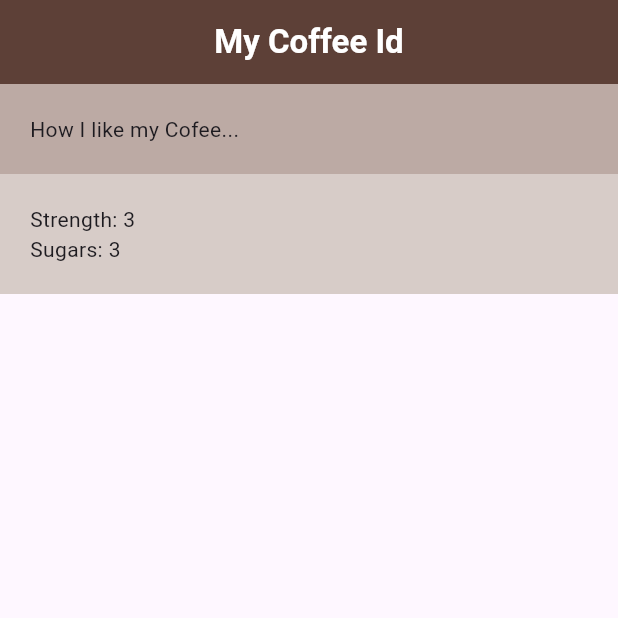
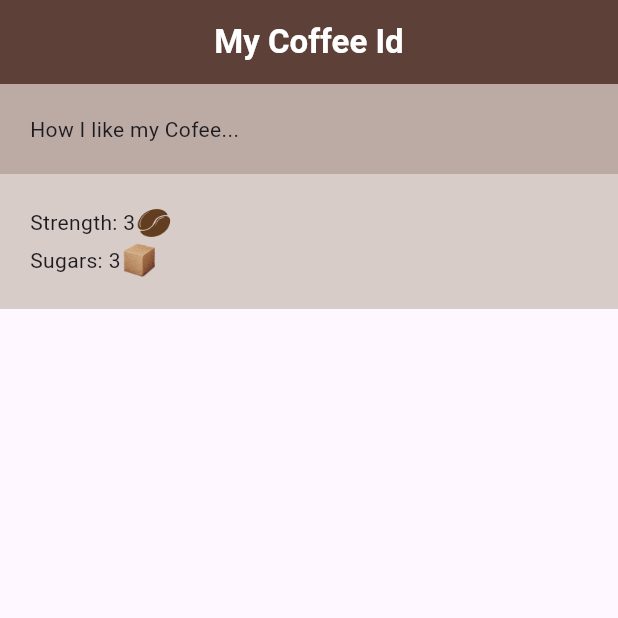
Before and after one commit to orlyuxx/cofee-project, a Flutter app: the screen it shows after launch, on a phone screen of 412 x 824 dp, the top half of it. Run offline on Flutter 3.47's test engine with Material 3 defaults, Android fonts, the phone set to English and light mode, and no system bars.

Commit message:
Added images in img folder inside assets folder

```diff
--- a/lib/coffee_prefs.dart
+++ b/lib/coffee_prefs.dart
@@ -5,20 +5,30 @@ class CoffeePrefs extends StatelessWidget {
 
   @override
   Widget build(BuildContext context) {
-    return const Column(
+    return  Column(
       children: [
         Row(
           children: [
-            Text('Strength: '),
-            Text('3'),
-            SizedBox(width: 50),
+            const Text('Strength: '),
+            const Text('3'),
+            Image.asset('assets/img/coffee_bean.png',
+              width:25,
+              color: Colors.brown[100],
+              colorBlendMode: BlendMode.multiply,
+            ),
+            const SizedBox(width: 50),
           ]
         ),
         Row(
            children: [
-            Text('Sugars: '),
-            Text('3'),
-            SizedBox(width: 50),
+            const Text('Sugars: '),
+            const Text('3'),
+            Image.asset('assets/img/sugar_cube.png',
+              width:25,
+              color: Colors.brown[100],
+              colorBlendMode: BlendMode.multiply,
+            ),
+            const SizedBox(width: 50),
           ]
         ),
       ]
```
Also changed, not shown: pubspec.yaml (+4 -3 lines), assets/img/coffee_bean.png (added), assets/img/sugar_cube.png (added), 1 other file.
